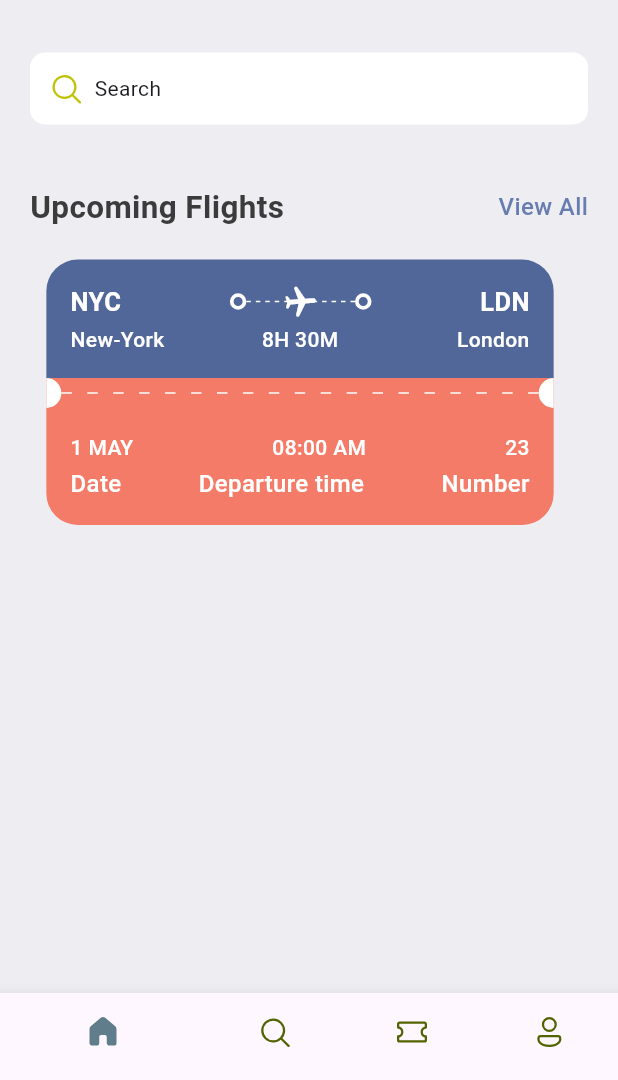
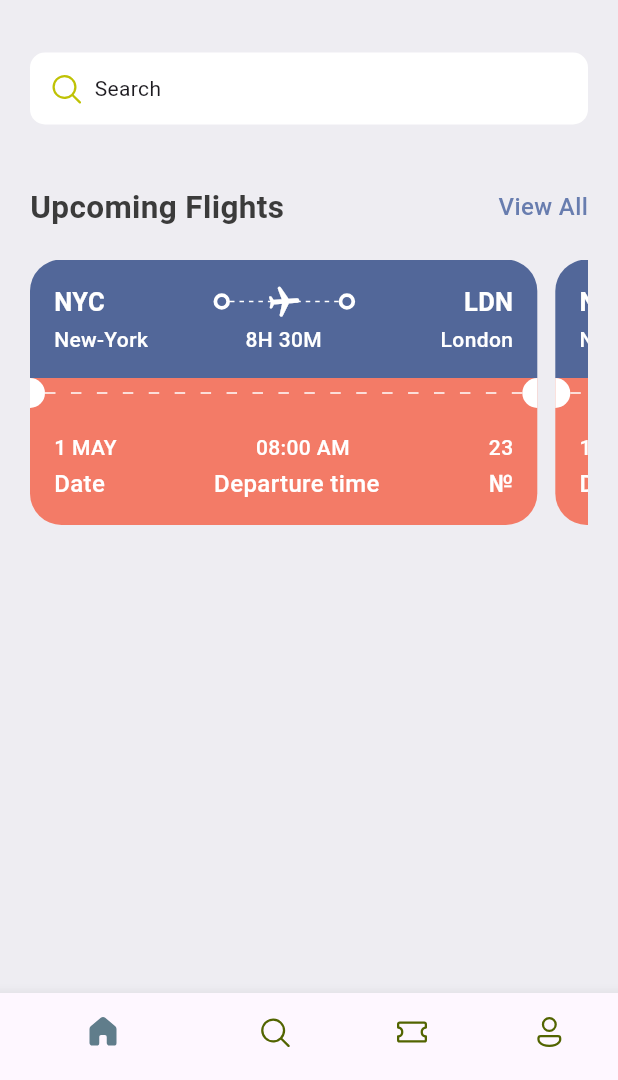
Before and after one commit to protzzz/flutter-test-demo, a Flutter app: the screen it shows after launch, on a phone screen of 412 x 824 dp, the part 156-1236 px from its top. Run offline on Flutter 3.47's test engine with Material 3 defaults, Android fonts, the phone set to English and light mode, and no system bars; our stand-ins replace fluentui_icons.

Commit message:
Updated: ticket_view.dart

```diff
--- a/lib/core/widgets/ticket_view.dart
+++ b/lib/core/widgets/ticket_view.dart
@@ -160,7 +160,7 @@ class TicketView extends StatelessWidget {
                       ),
                       Expanded(child: Container()),
                       Text(
-                        "Number",
+                        "№",
                         style:
                             AppStyles.textStyle2.copyWith(color: Colors.white),
                       ),
--- a/lib/screens/home_screen.dart
+++ b/lib/screens/home_screen.dart
@@ -80,7 +80,15 @@ class HomeScreen extends StatelessWidget {
                 const SizedBox(
                   height: 20,
                 ),
-                const TicketView()
+                const SingleChildScrollView(
+                  scrollDirection: Axis.horizontal,
+                  child: Row(
+                    children: [
+                      TicketView(),
+                      TicketView()
+                    ],
+                  ),
+                )
               ],
             ),
           ),
```
